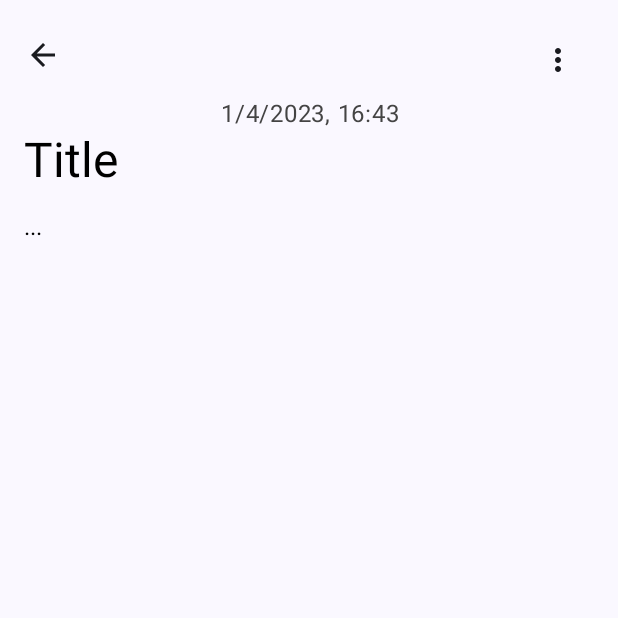
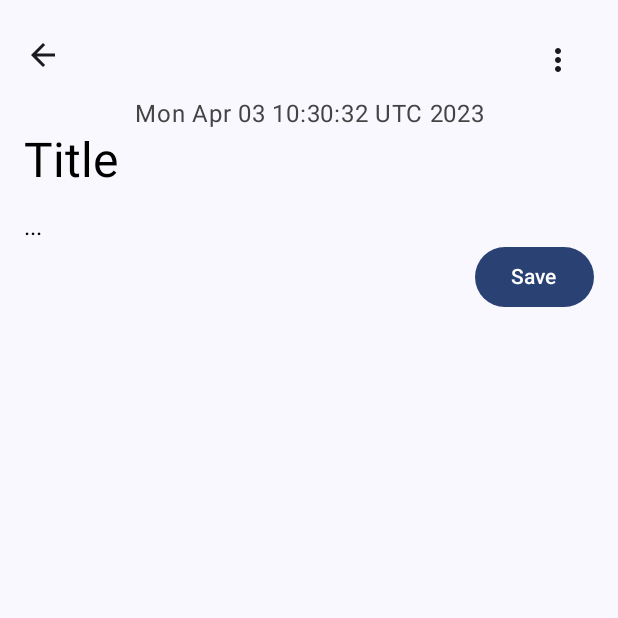
Before and after one commit to ZaraB-hub/NotesApp, an Android app built with Jetpack Compose: the NoteScreen screen opened through its navigation route, on a phone screen of 412 x 824 dp, the top half of it. Run offline under Robolectric (Android 15) with nearby library versions, the phone set to English and light mode, and no system bars.

Commit message:
Note Object

```diff
--- a/app/src/main/java/com/example/notesapp/NavGraph.kt
+++ b/app/src/main/java/com/example/notesapp/NavGraph.kt
@@ -10,12 +10,12 @@ fun SetupNavGraph(
     navController: NavHostController
 ){
     NavHost(navController = navController,
-    startDestination = Screen.Splash.route){
-        composable(
-            route=Screen.Splash.route
-        ){
-            SplashScreen(navController=navController)
-        }
+    startDestination = Screen.Home.route){
+//        composable(
+//            route=Screen.Splash.route
+//        ){
+//            SplashScreen(navController=navController)
+//        }
         composable(
             route=Screen.Home.route
         ){
--- /dev/null
+++ b/app/src/main/java/com/example/notesapp/Note.kt
@@ -0,0 +1,18 @@
+package com.example.notesapp
+
+import java.text.SimpleDateFormat
+import java.util.*
+
+
+data class Note(val id:Int=Random().nextInt(Int.MAX_VALUE),var title:String?,var body:String?,var timestamp: Date)
+{
+    val formattedTimestamp: String
+        get() = SimpleDateFormat("dd/MM/yyyy", Locale.getDefault()).format(timestamp)
+}
+
+val notesList = listOf(
+    Note(title = "Bela", body = "null", timestamp = Date()),
+    Note(title = "Zara", body = "My name is Zara", timestamp = Date()),
+    Note(title = "Zlatan", body = "dlvkd", timestamp = Date()),
+    Note(title = "Selveta", body = "mdklvd", timestamp = Date())
+)
--- a/app/src/main/java/com/example/notesapp/NoteScreen.kt
+++ b/app/src/main/java/com/example/notesapp/NoteScreen.kt
@@ -1,5 +1,6 @@
 package com.example.notesapp
 
+import android.util.Log
 import androidx.compose.foundation.background
 import androidx.compose.foundation.clickable
 import androidx.compose.foundation.layout.*
@@ -25,6 +26,7 @@ import androidx.compose.ui.unit.dp
 import androidx.compose.ui.unit.sp
 import androidx.navigation.NavController
 import androidx.navigation.compose.rememberNavController
+import java.util.*
 
 @Composable
 fun NoteScreen(navController: NavController){
@@ -35,11 +37,23 @@ fun NoteScreen(navController: NavController){
 fun NotePage(navController:NavController,modifier: Modifier=Modifier){
     var title by remember { mutableStateOf("Title") }
     var body by remember { mutableStateOf("...") }
+    var timestamp= Date()
+
+//    // Create a new Notes object every time the text fields change
+//    val note = Notes(
+//        id = 3,
+//        title = title,
+//        body = body,
+//        timestamp = timestamp
+//    )
+//    Log.d("NotePage", note.toString())
+
+
     Column(
         modifier = Modifier.padding(horizontal = 16.dp, vertical = 16.dp)
     ) {
         TopAppBar(navController=navController)
-        Text("1/4/2023, 16:43",modifier=Modifier.fillMaxWidth(),
+        Text("${timestamp}",modifier=Modifier.fillMaxWidth(),
             textAlign = TextAlign.Center,color= Color.DarkGray)
         BasicTextField(
             value = title,
@@ -55,7 +69,20 @@ fun NotePage(navController:NavController,modifier: Modifier=Modifier){
             textStyle = TextStyle(fontSize = 16.sp,  )
         )
 
+        Button(
+            onClick = {
+                val newNote = Note(
+                    id =3,
+                    title = title,
+                    body = body,
+                    timestamp = timestamp)
 
+
+            },
+            modifier = Modifier.align(Alignment.End)
+        ) {
+            Text("Save")
+        }
 
     }
 }
```
Also changed, not shown: app/src/main/java/com/example/notesapp/HomeScreen.kt (+8 -19 lines).
